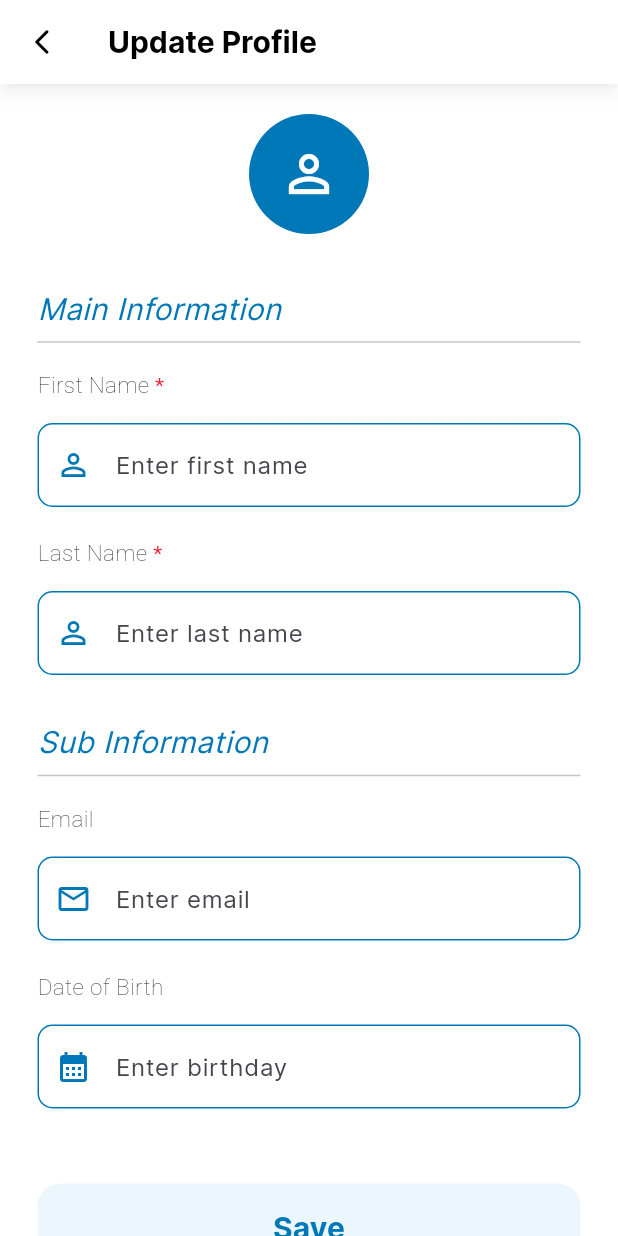
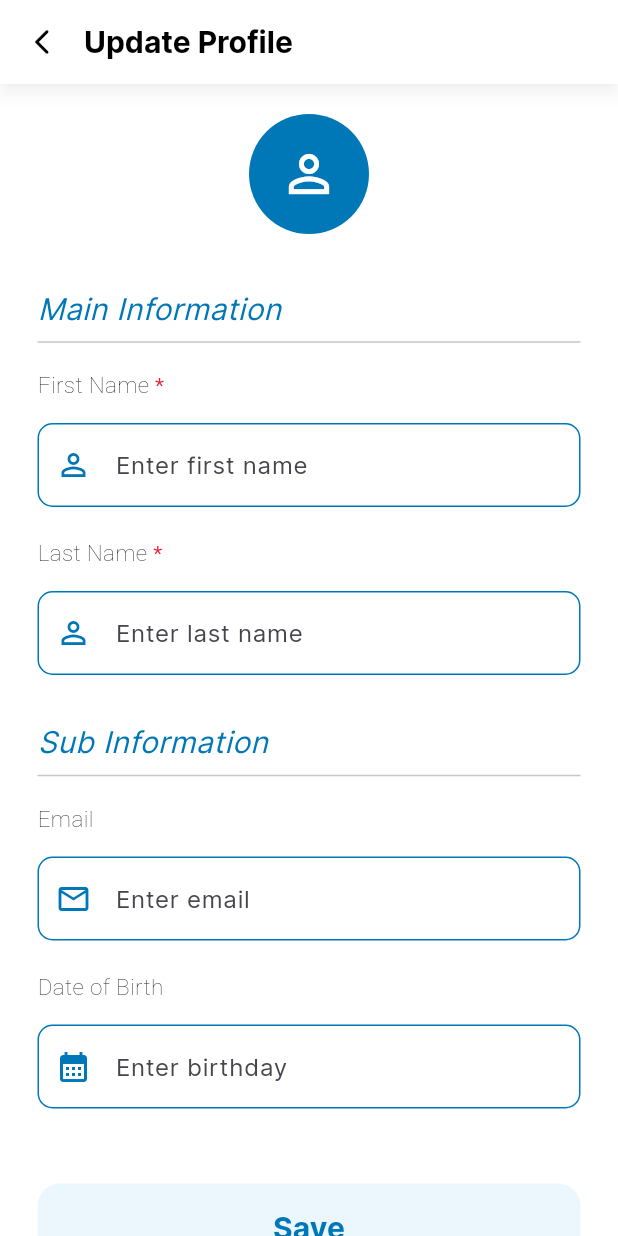
Before and after one commit to beatc1234/senior_mobile_app_test, a Flutter app: the HomePageView screen opened directly with empty values, item 2 of the bottom bar chosen, after a tap on "Update my detail", on a phone screen of 412 x 824 dp. Run offline on Flutter 3.47's test engine with Material 3 defaults, Android fonts, the phone set to English and light mode, and no system bars; our stand-ins replace shared_preferences; accounts and stored records are empty.

Commit message:
end commit

```diff
--- a/lib/models/contact_model.dart
+++ b/lib/models/contact_model.dart
@@ -39,13 +39,13 @@ class ContactModel {
     return fullname;
   }
 
-  String get nameAbbr {
-    String abbr = '';
-    if (firstName != null) {
-      abbr += firstName![0].toUpperCase();
+  String? get nameAbbr {
+    String? abbr;
+    if (firstName != null && firstName!.isNotEmpty) {
+      abbr = (abbr ?? '') + firstName![0].toUpperCase();
     }
-    if (lastName != null) {
-      abbr += lastName![0].toUpperCase();
+    if (lastName != null && lastName!.isNotEmpty) {
+      abbr = (abbr ?? '') + lastName![0].toUpperCase();
     }
     return abbr;
   }
--- a/lib/views/homepage/contact/contact_detail_view.dart
+++ b/lib/views/homepage/contact/contact_detail_view.dart
@@ -28,6 +28,7 @@ class ContactDetailState extends State<ContactDetailView> {
   @override
   void initState() {
     contact = widget.contact ?? ContactModel();
+
     super.initState();
   }
 
@@ -55,6 +56,7 @@ class ContactDetailState extends State<ContactDetailView> {
             color: Palette.black,
           ),
         ),
+        titleSpacing: 0.0,
         title: Text(
           widget.updateProfile ? 'Update Profile' : 'Contact Details',
           style: TextStyle(
@@ -142,7 +144,7 @@ class ContactDetailState extends State<ContactDetailView> {
                     onPressed: () {
                       if (_formKey.currentState?.validate() == true) {
                         _formKey.currentState!.save();
-                        if (widget.contact == null) {
+                        if (widget.contact?.id == null) {
                           contact.id = generateRandomString(10);
                         } else {
                           contact.id = widget.contact!.id;
@@ -202,9 +204,9 @@ class ContactDetailState extends State<ContactDetailView> {
     return CircleAvatar(
       radius: 40.0,
       backgroundColor: Palette.blue,
-      child: widget.contact != null
+      child: widget.contact?.nameAbbr != null
           ? Text(
-              widget.contact!.nameAbbr,
+              widget.contact!.nameAbbr ?? '',
               style: const TextStyle(
                 color: Colors.white,
                 fontSize: 40.0,
@@ -282,6 +284,16 @@ class ContactDetailState extends State<ContactDetailView> {
               contact = ContactModel.fromJson(model);
             });
           },
+          onChanged: (value) {
+            if (attr == 'firstName') {
+              contact.firstName = value;
+              setState(() {});
+            }
+            if (attr == 'lastName') {
+              contact.lastName = value;
+              setState(() {});
+            }
+          },
           initialValue: value,
           validator: (value) {
             if (!optional) {
--- a/lib/views/homepage/contact_list_view.dart
+++ b/lib/views/homepage/contact/contact_list_view.dart
@@ -16,10 +16,9 @@ class ContactListView extends StatefulWidget {
   }
 }
 
-class ContactListViewState extends State<ContactListView> {
+class ContactListViewState extends State<ContactListView>
+    with AutomaticKeepAliveClientMixin {
   List<ContactModel> contacts = [];
-  List<ContactModel> newContacts = [];
-  List<String> deleted = [];
   Map<String, List<ContactModel>> _groupedData = {};
   Map<String, List<ContactModel>> _groupedDataCpy = {};
   final ContactController _contactController = ContactController();
@@ -46,14 +45,14 @@ class ContactListViewState extends State<ContactListView> {
     await _contactController.loadUsersFromJson().then((value) {
       setState(() {
         contacts = value;
-        contacts
-            .sort((a, b) => (a.firstName ?? '').compareTo(b.firstName ?? ''));
         groupContacts();
       });
     });
   }
 
   void groupContacts() {
+    contacts.sort((a, b) => ((a.firstName ?? '').toLowerCase())
+        .compareTo((b.firstName ?? '').toLowerCase()));
     for (var item in contacts) {
       if (!_groupedData.containsKey(item.firstName![0].toUpperCase())) {
         _groupedData[item.firstNameFirstLetter] = [item];
@@ -71,6 +70,7 @@ class ContactListViewState extends State<ContactListView> {
 
   @override
   Widget build(BuildContext context) {
+    super.build(context);
     return Scaffold(
         appBar: AppBar(
           surfaceTintColor: Palette.white,
@@ -121,6 +121,11 @@ class ContactListViewState extends State<ContactListView> {
                     borderRadius: BorderRadius.circular(10.0),
                   ),
                   suffixIcon: const Icon(Icons.search),
+                  suffixIconColor: WidgetStateColor.resolveWith(
+                    (states) => states.contains(WidgetState.focused)
+                        ? Palette.blue
+                        : Palette.gray,
+                  ),
                 ),
                 onTapOutside: (event) {
                   FocusManager.instance.primaryFocus?.unfocus();
@@ -186,15 +191,15 @@ class ContactListViewState extends State<ContactListView> {
                                     ),
                                   ).then((val) {
                                     if (val is ContactModel) {
-                                      setState(() {
-                                        items[index] = val;
-                                      });
+                                      items[index] = val;
+                                      groupContacts();
+                                      resetGroup();
+                                      groupContacts();
+                                      setState(() {});
                                     }
                                     if (val is String) {
-                                      deleted.add(val);
                                       contacts.removeWhere(
                                           (element) => element.id == val);
-                                      contacts.addAll(newContacts);
                                       resetGroup();
                                       groupContacts();
                                       setState(() {});
@@ -206,7 +211,7 @@ class ContactListViewState extends State<ContactListView> {
                                     radius: 30.0,
                                     backgroundColor: Palette.blue,
                                     child: Text(
-                                      items[index].nameAbbr,
+                                      items[index].nameAbbr ?? '',
                                       style: TextStyle(
                                         color: Palette.white,
                                         fontSize: 25.0,
@@ -263,10 +268,7 @@ class ContactListViewState extends State<ContactListView> {
             ).then((val) {
               if (val is ContactModel) {
                 setState(() {
-                  newContacts.add(val);
-                  contacts.addAll(newContacts);
-                  contacts
-                      .removeWhere((element) => deleted.contains(element.id));
+                  contacts.add(val);
                   resetGroup();
                   groupContacts();
                 });
@@ -284,4 +286,7 @@ class ContactListViewState extends State<ContactListView> {
           ),
         ));
   }
+
+  @override
+  bool get wantKeepAlive => true;
 }
--- a/lib/views/homepage/home_page_view.dart
+++ b/lib/views/homepage/home_page_view.dart
@@ -1,7 +1,7 @@
 import 'package:flutter/material.dart';
 import 'package:myapp/utils/palletes.dart';
-import 'package:myapp/views/homepage/contact_list_view.dart';
-import 'package:myapp/views/homepage/profile_view.dart';
+import 'package:myapp/views/homepage/contact/contact_list_view.dart';
+import 'package:myapp/views/profile/profile_view.dart';
 
 class HomePageView extends StatefulWidget {
   final String id;
@@ -16,6 +16,7 @@ class HomePageView extends StatefulWidget {
 class HomePageViewState extends State<HomePageView> {
   int _selectedIndex = 0;
   List<Widget> _pages = [];
+  final PageController pageController = PageController();
 
   @override
   void initState() {
@@ -30,13 +31,22 @@ class HomePageViewState extends State<HomePageView> {
   @override
   Widget build(BuildContext context) {
     return Scaffold(
-      body: _pages[_selectedIndex],
+      body: PageView(
+        physics: const NeverScrollableScrollPhysics(),
+        controller: pageController,
+        children: _pages,
+      ),
       bottomNavigationBar: BottomNavigationBar(
         currentIndex: _selectedIndex,
         onTap: (value) {
           setState(() {
             _selectedIndex = value;
           });
+          pageController.animateToPage(
+            _selectedIndex,
+            duration: const Duration(milliseconds: 100),
+            curve: Curves.bounceIn,
+          );
         },
         backgroundColor: Palette.white,
         showSelectedLabels: false,
--- a/lib/views/homepage/profile_view.dart
+++ b/lib/views/profile/profile_view.dart
@@ -111,7 +111,7 @@ class ProfileViewState extends State<ProfileView> {
                 fontWeight: FontWeight.w100,
               ),
             ),
-            const SizedBox(height: 18.0),
+            const SizedBox(height: 25.0),
             SizedBox(
               width: double.infinity,
               height: 60.0,
```
